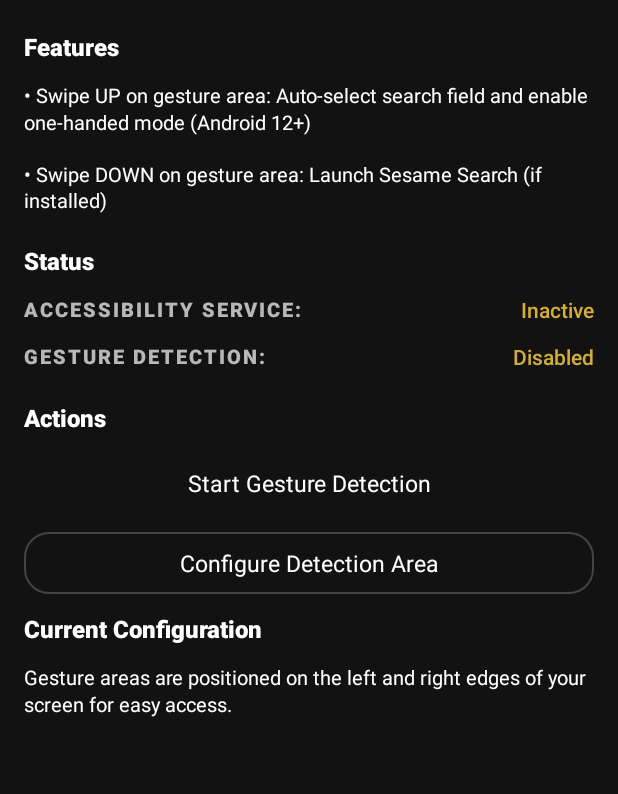
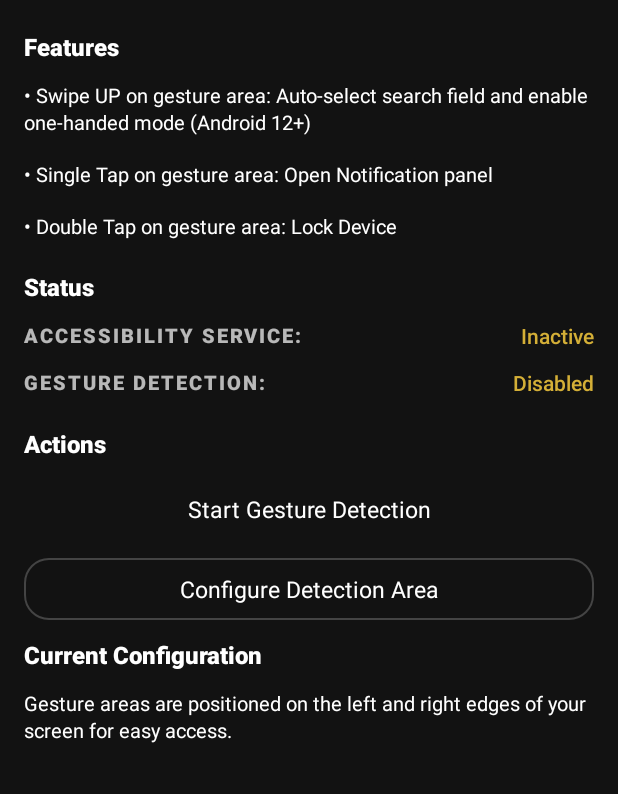
Before and after one commit to krish-199/SearchAssist, an Android app: the screen it shows after launch (MainActivity), after a tap on "Continue Setup", on a phone screen of 412 x 824 dp, the part 442-1236 px from its top. Run offline under Robolectric (Android 15) with nearby library versions, the phone set to English and light mode, and no system bars.

Commit message:
Updating info message

```diff
--- a/app/src/main/res/layout/fragment_info.xml
+++ b/app/src/main/res/layout/fragment_info.xml
@@ -50,7 +50,7 @@
             android:id="@+id/features_list"
             android:layout_width="match_parent"
             android:layout_height="wrap_content"
-            android:text="• Swipe UP on gesture area: Auto-select search field and enable one-handed mode (Android 12+)\n\n• Swipe DOWN on gesture area: Launch Sesame Search (if installed)"
+            android:text="• Swipe UP on gesture area: Auto-select search field and enable one-handed mode (Android 12+)\n\n• Single Tap on gesture area: Open Notification panel\n\n• Double Tap on gesture area: Lock Device"
             style="@style/AppText.Body2"
             android:layout_marginBottom="20dp" />
 
```
